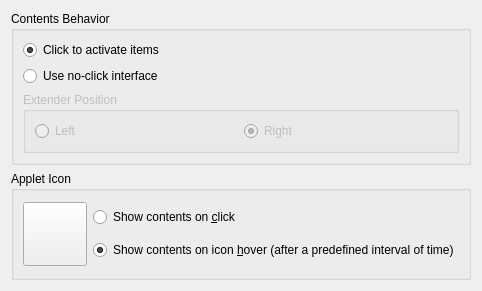
Old version of the form applets/lancelot/app/src/parts/LancelotPartConfigBase.ui in the repository KDE/kdeplasma-addons.
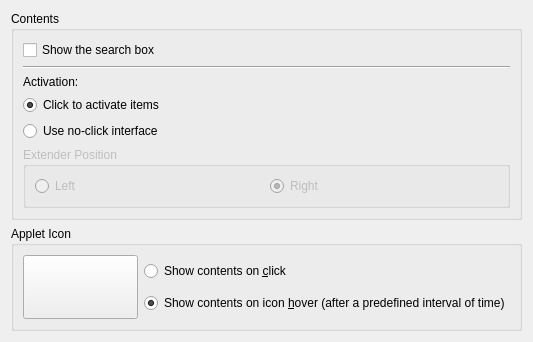
New version of the form. Custom widgets are drawn as their Qt base class.

Commit message: - search box in LancelotPart

What changed in the file:
```diff
--- a/applets/lancelot/app/src/parts/LancelotPartConfigBase.ui
+++ b/applets/lancelot/app/src/parts/LancelotPartConfigBase.ui
@@ -1,24 +1,45 @@
 <ui version="4.0" >
  <class>LancelotPartConfigBase</class>
- <widget class="QWidget" name="LancelotPartConfigBase" >
-  <property name="geometry" >
+ <widget class="QWidget" name="LancelotPartConfigBase">
+  <property name="geometry">
    <rect>
     <x>0</x>
     <y>0</y>
-    <width>471</width>
-    <height>291</height>
+    <width>533</width>
+    <height>328</height>
    </rect>
   </property>
   <layout class="QVBoxLayout" name="verticalLayout_2" >
    <item>
-    <widget class="QGroupBox" name="panelContents" >
-     <property name="title" >
-      <string>Contents Behavior</string>
+    <widget class="QGroupBox" name="panelContents">
+     <property name="title">
+      <string>Contents</string>
      </property>
      <layout class="QVBoxLayout" name="verticalLayout" >
       <item>
-       <widget class="QRadioButton" name="radioContentsActivationClick" >
-        <property name="text" >
+       <widget class="QCheckBox" name="checkShowSearchBox">
+        <property name="text">
+         <string>Show the search box</string>
+        </property>
+       </widget>
+      </item>
+      <item>
+       <widget class="Line" name="line">
+        <property name="orientation">
+         <enum>Qt::Horizontal</enum>
+        </property>
+       </widget>
+      </item>
+      <item>
+       <widget class="QLabel" name="label">
+        <property name="text">
+         <string>Activation:</string>
+        </property>
+       </widget>
+      </item>
+      <item>
+       <widget class="QRadioButton" name="radioContentsActivationClick">
+        <property name="text">
          <string>Click to activate items</string>
         </property>
         <property name="checked" >
```
Left out of the diff: 73 changed lines with no effect on the pictures. The commit also changes 7 other files.
